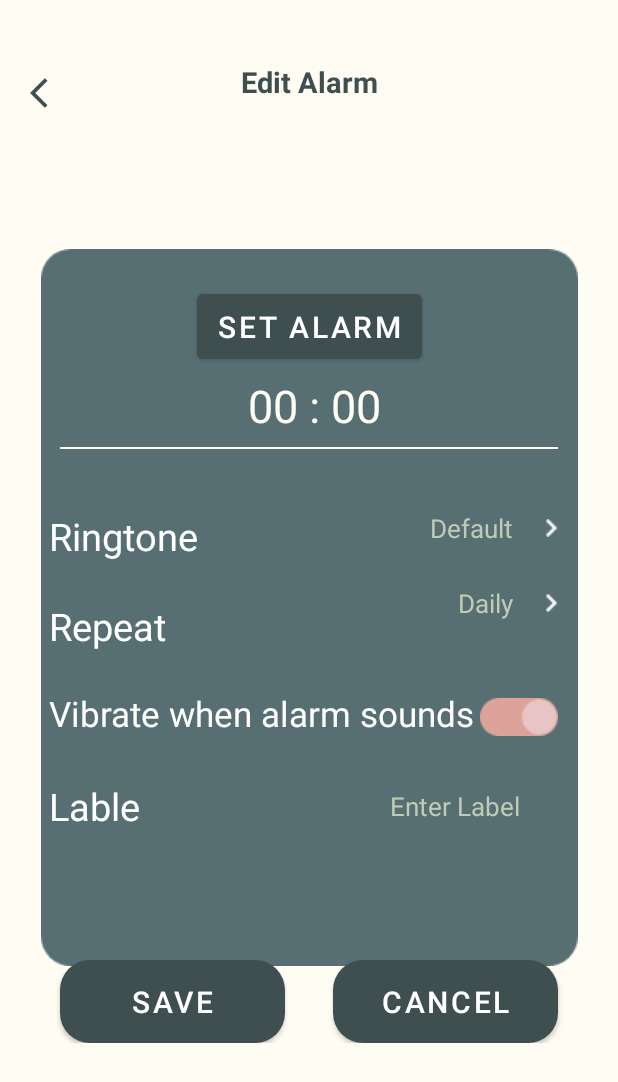
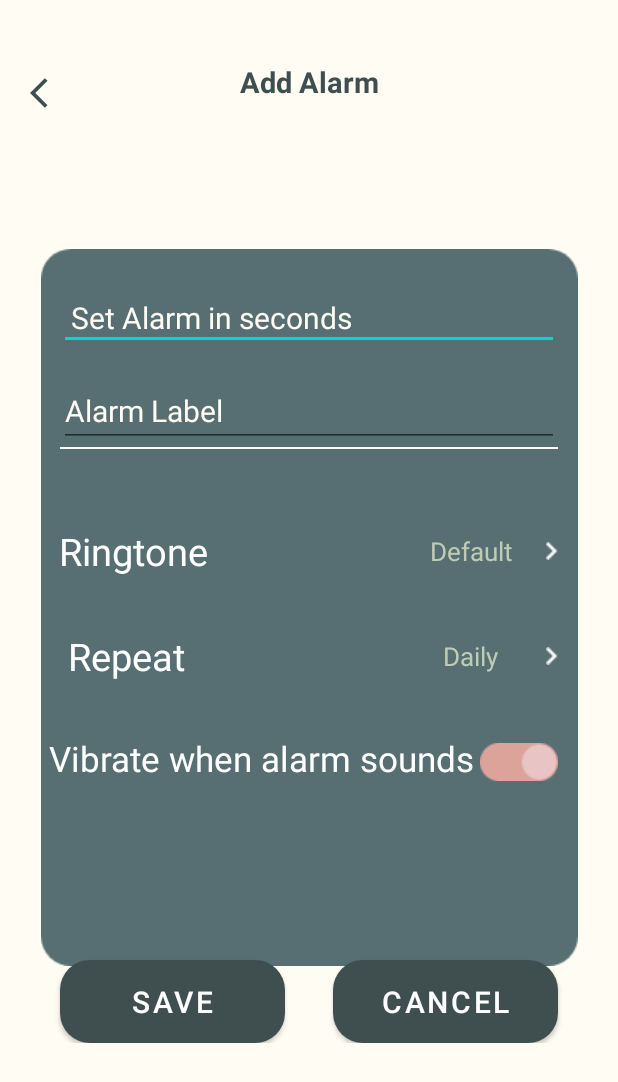
Before and after one commit to HazemAmmar89/SAG2022, an Android app: the fragment EditAlarm shown on its own in the app's theme, on a phone screen of 412 x 824 dp. Shown: the top 1082 px of the screen. Run offline under Robolectric (Android 15) with nearby library versions, the phone set to English and light mode, and no system bars; our stand-ins replace Timber, sdp/ssp sizes.

Commit message:
alarm m4 43al

```diff
--- /dev/null
+++ b/sag/src/main/java/com/example/sagapp/alarm/ui/adapters/Alarm.kt
@@ -0,0 +1,3 @@
+package com.example.sagapp.alarm.ui.adapters
+
+data class Alarm(val name: String, val timeSeconds: Int)
--- a/sag/src/main/java/com/example/sagapp/alarm/ui/fragments/EditAlarm.kt
+++ b/sag/src/main/java/com/example/sagapp/alarm/ui/fragments/EditAlarm.kt
@@ -1,63 +1,48 @@
 package com.example.sagapp.alarm.ui.fragments
 
-import android.app.DatePickerDialog
 import android.app.TimePickerDialog
 import android.os.Bundle
 import androidx.fragment.app.Fragment
 import android.view.LayoutInflater
 import android.view.View
 import android.view.ViewGroup
-import android.widget.Button
-import android.widget.TextView
 import android.widget.Toast
 import com.example.sagapp.R
+import com.example.sagapp.alarm.ui.viewmodel.AlarmViewModel
+import com.example.sagapp.android.BaseFragment
+import com.example.sagapp.databinding.FragmentEditAlarmBinding
 
 
-
-class EditAlarm : Fragment() {
-
-    private lateinit var textView: TextView
-    private lateinit var button: Button
-    private lateinit var saveButton: Button
-    private lateinit var cancelButton: Button
-    private var selectedTime: String = ""
-
-    override fun onCreateView(
-        inflater: LayoutInflater, container: ViewGroup?,
-        savedInstanceState: Bundle?
-    ): View? {
-        val rootView = inflater.inflate(R.layout.fragment_edit_alarm, container, false)
-
-        textView = rootView.findViewById(R.id.time_tv)
-        button = rootView.findViewById(R.id.timepicker)
-        saveButton = rootView.findViewById(R.id.setAlarm)
-        cancelButton = rootView.findViewById(R.id.cancelAlarm)
-
-        button.setOnClickListener {
+class EditAlarm : BaseFragment<FragmentEditAlarmBinding,AlarmViewModel>(){
+    override fun onFragmentReady() {
+        binding.timepicker.setOnClickListener {
             openTimePicker()
         }
 
-        saveButton.setOnClickListener {
-            selectedTime = textView.text.toString()
+//        binding.setAlarm.setOnClickListener {
+//            val selectedTime = binding.timeTv.text.toString()
+//
+//            Toast.makeText(requireContext(), "Time saved: $selectedTime", Toast.LENGTH_SHORT).show()
+//        }
 
-            Toast.makeText(requireContext(), "Time saved: $selectedTime", Toast.LENGTH_SHORT).show()
-        }
+        binding.cancelAlarm.setOnClickListener {
 
-        cancelButton.setOnClickListener {
-
-            selectedTime = ""
+            val selectedTime = ""
 
             Toast.makeText(requireContext(), "Time canceled", Toast.LENGTH_SHORT).show()
         }
+    }
 
-        return rootView
-    }
+    override val mViewModel: AlarmViewModel
+        get() = TODO("Not yet implemented")
+
+
 
     private fun openTimePicker() {
         val timePickerDialog = TimePickerDialog(
             requireContext(), R.style.DialogTheme,
             { _, hour, minute ->
-                textView.text = "$hour:$minute"
+                //  binding.timeTv.text = "$hour:$minute"
             },
             15, 30, false
         )
--- a/sag/src/main/res/layout/fragment_edit_alarm.xml
+++ b/sag/src/main/res/layout/fragment_edit_alarm.xml
@@ -41,7 +41,7 @@
     <TextView
         android:layout_width="wrap_content"
         android:layout_height="wrap_content"
-        android:text="@string/edit_alarm_tv"
+        android:text="Add Alarm"
         style="@style/home_TV"
         app:layout_constraintLeft_toLeftOf="parent"
         app:layout_constraintRight_toRightOf="parent"
@@ -71,25 +71,34 @@
         app:layout_constraintRight_toRightOf="parent"
         app:layout_constraintLeft_toLeftOf="parent"
         />
-    <Button
+
+
+
+
+    <EditText
         android:id="@+id/timepicker"
-        android:layout_width="150dp"
+        android:layout_width="match_parent"
         android:layout_height="wrap_content"
         android:textSize="20sp"
         android:padding="8dp"
+        android:layout_marginLeft="@dimen/_30sdp"
+        android:layout_marginRight="@dimen/_30sdp"
+        android:textColor="@color/off_white"
         app:layout_constraintLeft_toLeftOf="parent"
         app:layout_constraintRight_toRightOf="parent"
         app:layout_constraintTop_toTopOf="@id/guideline4"
         android:layout_marginTop="25dp"
-        android:text="@string/set_alarm_tv"/>
+        android:text="Set Alarm in seconds"/>
 
 
-    <TextView
-        android:id="@+id/time_tv"
-        android:layout_width="wrap_content"
+    <EditText
+        android:id="@+id/text_view_selected_time"
+        android:layout_width="match_parent"
         android:layout_height="wrap_content"
-        android:text=" 00 : 00"
-        android:textSize="30dp"
+        android:layout_marginLeft="@dimen/_30sdp"
+        android:layout_marginRight="@dimen/_30sdp"
+        android:text="Alarm Label"
+        android:textSize="20dp"
         android:textColor="@color/off_white"
         android:layout_marginTop="60dp"
         app:layout_constraintTop_toTopOf="@id/timepicker"
@@ -146,19 +155,19 @@
         android:id="@+id/ringtone"
         android:layout_width="wrap_content"
         android:layout_height="wrap_content"
-        android:layout_marginTop="50dp"
+        android:layout_marginTop="60dp"
         android:text="Ringtone"
         android:textSize="25dp"
         android:textColor="#ffffff"
         app:layout_constraintStart_toStartOf="parent"
-        android:layout_marginStart="@dimen/_25sdp"
+        android:layout_marginStart="@dimen/_30sdp"
         app:layout_constraintTop_toTopOf="@id/line"
         />
     <TextView
         android:id="@+id/ringtone_hint"
         android:layout_width="wrap_content"
         android:layout_height="wrap_content"
-        android:layout_marginTop="50dp"
+        android:layout_marginTop="65dp"
         android:hint="Default"
         android:textSize="17dp"
         android:textColorHint="#BFCCB5"
@@ -172,7 +181,7 @@
         android:id="@+id/arrow_ringtone"
         android:layout_width="wrap_content"
         android:layout_height="wrap_content"
-        android:layout_marginTop="50dp"
+        android:layout_marginTop="65dp"
         android:textSize="17dp"
         android:layout_marginLeft="50dp"
         android:drawableRight="@drawable/white_arrow"
@@ -185,12 +194,12 @@
         android:id="@+id/repeat"
         android:layout_width="wrap_content"
         android:layout_height="wrap_content"
-        android:layout_marginTop="60dp"
+        android:layout_marginTop="70dp"
         android:text="Repeat"
         android:textSize="25dp"
         android:textColor="#ffffff"
         app:layout_constraintStart_toStartOf="parent"
-        android:layout_marginStart="@dimen/_25sdp"
+        android:layout_marginStart="@dimen/_35sdp"
         app:layout_constraintTop_toTopOf="@id/ringtone"
         />
 
@@ -199,11 +208,11 @@
         android:id="@+id/repeat_hint"
         android:layout_width="wrap_content"
         android:layout_height="wrap_content"
-        android:layout_marginTop="50dp"
+        android:layout_marginTop="70dp"
         android:hint="Daily"
         android:textSize="17dp"
         android:textColorHint="#BFCCB5"
-        android:layout_marginEnd="70dp"
+        android:layout_marginEnd="80dp"
         app:layout_constraintEnd_toEndOf="parent"
         app:layout_constraintTop_toTopOf="@id/ringtone_hint"
         />
@@ -213,7 +222,7 @@
         android:id="@+id/repeat_ringtone"
         android:layout_width="wrap_content"
         android:layout_height="wrap_content"
-        android:layout_marginTop="50dp"
+        android:layout_marginTop="70dp"
         android:textSize="17dp"
         android:layout_marginLeft="50dp"
         android:drawableRight="@drawable/white_arrow"
@@ -226,7 +235,7 @@
         android:id="@+id/vibrate"
         android:layout_width="wrap_content"
         android:layout_height="wrap_content"
-        android:layout_marginTop="60dp"
+        android:layout_marginTop="70dp"
         android:text="Vibrate when alarm sounds"
         android:textSize="23dp"
         android:textColor="#ffffff"
@@ -241,7 +250,7 @@
         android:id="@+id/vibrate_ringtone"
         android:layout_width="wrap_content"
         android:layout_height="wrap_content"
-        android:layout_marginTop="75dp"
+        android:layout_marginTop="70dp"
         android:textSize="17dp"
         android:layout_marginLeft="80dp"
         android:drawableRight="@drawable/switch_icon"
@@ -250,29 +259,6 @@
         app:layout_constraintTop_toTopOf="@id/repeat_hint"
         />
 
-    <TextView
-        android:id="@+id/lable"
-        android:layout_width="wrap_content"
-        android:layout_height="wrap_content"
-        android:layout_marginTop="60dp"
-        android:text="Lable"
-        android:textSize="25dp"
-        android:textColor="#ffffff"
-        app:layout_constraintStart_toStartOf="parent"
-        android:layout_marginStart="@dimen/_25sdp"
-        app:layout_constraintTop_toTopOf="@id/vibrate"
-        />
-    <TextView
-        android:id="@+id/label_hint"
-        android:layout_width="wrap_content"
-        android:layout_height="wrap_content"
-        android:layout_marginTop="60dp"
-        android:hint="Enter Label"
-        android:textSize="17dp"
-        android:textColorHint="#BFCCB5"
-        android:layout_marginEnd="65dp"
-        app:layout_constraintEnd_toEndOf="parent"
-        app:layout_constraintTop_toTopOf="@id/vibrate_ringtone"
-        />
+
 
 </androidx.constraintlayout.widget.ConstraintLayout>
```
